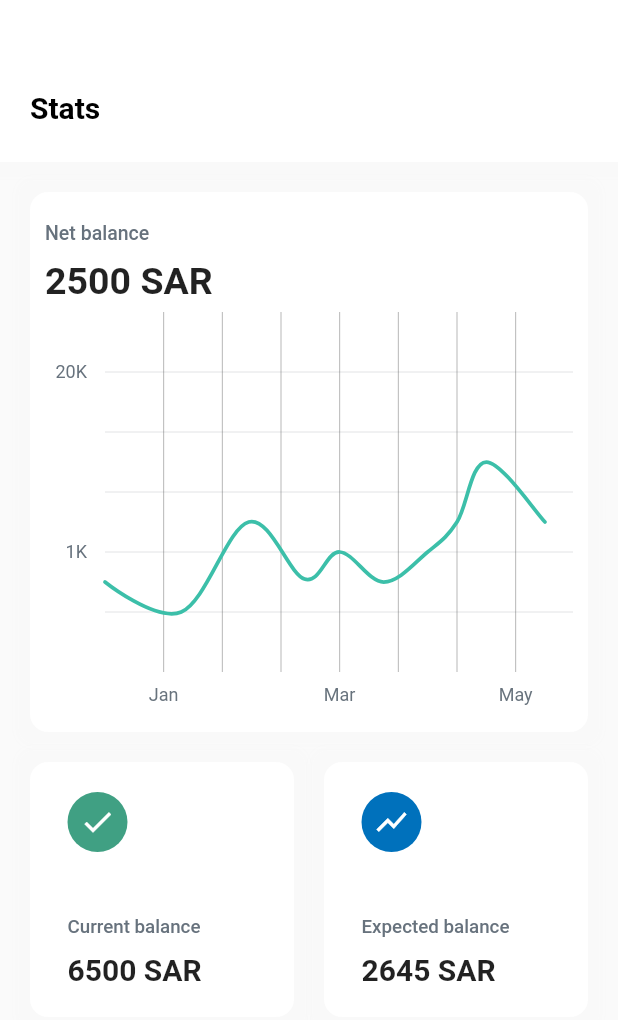
After one commit to AlOmair-Batool/Khazna, a Flutter app: the StatsPage screen opened directly, on a phone screen of 412 x 824 dp. The commit adds this screen. Shown: the top 1020 px of the screen. Run offline on Flutter 3.47's test engine with Material 2 defaults, Android fonts, the phone set to English and light mode, and no system bars; drawn by our look-alikes of fl_chart; our stand-ins replace animated_bottom_navigation_bar, cloud_firestore, firebase_auth, firebase_core, flutter_icons, fluttertoast and 1 more; missing offline and left inert: telephony; accounts and stored records are empty; network calls fail.

Commit message:
Implementing Stats + Profile + Settings UI

```diff
--- a/lib/Pages/daily_page.dart
+++ b/lib/Pages/daily_page.dart
@@ -1,6 +1,5 @@
 import 'package:flutter/cupertino.dart';
 import 'package:flutter/material.dart';
-import 'package:flutter_icons/flutter_icons.dart';
 import 'package:sim/theme/colors.dart';
 
 import '../json/daily_json.dart';
@@ -48,7 +47,6 @@ class _DailyPageState extends State<DailyPage> {
                             fontWeight: FontWeight.bold,
                             color: black),
                       ),
-                      Icon(AntDesign.search1)
                     ],
                   ),
                   SizedBox(
@@ -155,6 +153,7 @@ class _DailyPageState extends State<DailyPage> {
                                       ),
                                       SizedBox(height: 5),
                                       Text(
+                                        //put the date instead of daily[index]['date']
                                         daily[index]['date'],
                                         style: TextStyle(
                                             fontSize: 12,
@@ -174,6 +173,7 @@ class _DailyPageState extends State<DailyPage> {
                               mainAxisAlignment: MainAxisAlignment.end,
                               children: [
                                 Text(
+                                  //put the price instead of daily[index]['price']
                                   daily[index]['price'],
                                   style: TextStyle(
                                       fontWeight: FontWeight.w600,
--- /dev/null
+++ b/lib/Pages/stats_page.dart
@@ -0,0 +1,208 @@
+import 'package:fl_chart/fl_chart.dart';
+import 'package:flutter/cupertino.dart';
+import 'package:flutter/material.dart';
+import 'package:sim/theme/colors.dart';
+import 'package:sim/widget/chart.dart';
+
+class StatsPage extends StatefulWidget {
+  @override
+  _StatsPageState createState() => _StatsPageState();
+}
+
+class _StatsPageState extends State<StatsPage> {
+  int activeDay = 3;
+
+  bool showAvg = false;
+  @override
+  Widget build(BuildContext context) {
+    return Scaffold(
+      backgroundColor: grey.withOpacity(0.05),
+      body: getBody(),
+    );
+  }
+  Widget getBody() {
+    var size = MediaQuery.of(context).size;
+
+    List expenses = [
+      {
+        "icon": Icons.check,
+        "color": const Color(0xFF40A083),
+    "label": "Current balance",
+        "cost": "6500 SAR"
+      },
+      {
+        "icon": Icons.show_chart,
+        "color": const Color(0xFF0071BC),
+        "label": "Expected balance",
+        "cost": "2645 SAR"
+      }
+    ];
+    return SingleChildScrollView(
+      child: Column(
+        children: [
+          Container(
+            decoration: BoxDecoration(color: white, boxShadow: [
+              BoxShadow(
+                color: grey.withOpacity(0.01),
+                spreadRadius: 10,
+                blurRadius: 3,
+                // changes position of shadow
+              ),
+            ]),
+            child: Padding(
+              padding: const EdgeInsets.only(
+                  top: 60, right: 20, left: 20, bottom: 25),
+              child: Column(
+                children: [
+                  Row(
+                    mainAxisAlignment: MainAxisAlignment.spaceBetween,
+                    children: [
+                      Text(
+                        "Stats",
+                        style: TextStyle(
+                            fontSize: 20,
+                            fontWeight: FontWeight.bold,
+                            color: black),
+                      ),
+                    ],
+                  ),
+                ],
+              ),
+            ),
+          ),
+          SizedBox(
+            height: 20,
+          ),
+          Padding(
+            padding: const EdgeInsets.only(left: 20, right: 20),
+            child: Container(
+              width: double.infinity,
+              height: 360,
+              decoration: BoxDecoration(
+                  color: white,
+                  borderRadius: BorderRadius.circular(12),
+                  boxShadow: [
+                    BoxShadow(
+                      color: grey.withOpacity(0.01),
+                      spreadRadius: 10,
+                      blurRadius: 3,
+                      // changes position of shadow
+                    ),
+                  ]),
+              child: Padding(
+                padding: EdgeInsets.all(10),
+                child: Stack(
+                  children: [
+                    Padding(
+                      padding: const EdgeInsets.only(
+                        top: 10,
+                      ),
+                      child: Column(
+                        crossAxisAlignment: CrossAxisAlignment.start,
+                        children: [
+                          Text(
+                            "Net balance",
+                            style: TextStyle(
+                                fontWeight: FontWeight.w500,
+                                fontSize: 13,
+                                color: Color(0xff67727d)),
+                          ),
+                          SizedBox(
+                            height: 10,
+                          ),
+                          Text(
+                            "2500 SAR",
+                            style: TextStyle(
+                              fontWeight: FontWeight.bold,
+                              fontSize: 25,
+                            ),
+                          )
+                        ],
+                      ),
+                    ),
+                    Positioned(
+                      bottom: 0,
+                      child: Container(
+                        width: (size.width - 20),
+                        height: 270,
+                        child: LineChart(
+                          mainData(),
+                        ),
+                      ),
+                    )
+                  ],
+                ),
+              ),
+            ),
+          ),
+          SizedBox(
+            height: 20,
+          ),
+          Wrap(
+              spacing: 20,
+              children: List.generate(expenses.length, (index) {
+                return Container(
+                  width: (size.width - 60) / 2,
+                  height: 170,
+                  decoration: BoxDecoration(
+                      color: white,
+                      borderRadius: BorderRadius.circular(12),
+                      boxShadow: [
+                        BoxShadow(
+                          color: grey.withOpacity(0.01),
+                          spreadRadius: 10,
+                          blurRadius: 3,
+                          // changes position of shadow
+                        ),
+                      ]),
+                  child: Padding(
+                    padding: const EdgeInsets.only(
+                        left: 25, right: 25, top: 20, bottom: 20),
+                    child: Column(
+                      crossAxisAlignment: CrossAxisAlignment.start,
+                      mainAxisAlignment: MainAxisAlignment.spaceBetween,
+                      children: [
+                        Container(
+                          width: 40,
+                          height: 40,
+                          decoration: BoxDecoration(
+                              shape: BoxShape.circle,
+                              color: expenses[index]['color']),
+                          child: Center(
+                              child: Icon(
+                                expenses[index]['icon'],
+                                color: white,
+                              )),
+                        ),
+                        Column(
+                          crossAxisAlignment: CrossAxisAlignment.start,
+                          children: [
+                            Text(
+                              expenses[index]['label'],
+                              style: TextStyle(
+                                  fontWeight: FontWeight.w500,
+                                  fontSize: 12.5,
+                                  color: Color(0xff67727d)),
+                            ),
+                            SizedBox(
+                              height: 10,
+                            ),
+                            Text(
+                              expenses[index]['cost'],
+                              style: TextStyle(
+                                fontWeight: FontWeight.bold,
+                                fontSize: 20,
+                              ),
+                            )
+                          ],
+                        )
+                      ],
+                    ),
+                  ),
+                );
+              }))
+        ],
+      ),
+    );
+  }
+}
--- a/lib/json/daily_json.dart
+++ b/lib/json/daily_json.dart
@@ -3,30 +3,30 @@ const List daily = [
     "icon": "assets/images/vector.png",
     "name": "Transaction",
     "date": "Fri 10AM",
-    "price": "\$340.00"
+    "price": "340.00 SAR"
   },
   {
     "icon": "assets/images/vector.png",
     "name": "Transaction",
     "date": "Mon 8AM",
-    "price": "\$70.00"
+    "price": "70.00 SAR"
   },
   {
     "icon": "assets/images/vector.png",
     "name": "Transaction",
     "date": "Sat 6PM",
-    "price": "\$110.00"
+    "price": "110.00 SAR"
   },
   {
     "icon": "assets/images/vector.png",
     "name": "Transaction",
     "date": "Sun 5PM",
-    "price": "\$60.00"
+    "price": "60.00 SAR"
   },
   {
     "icon": "assets/images/vector.png",
     "name": "Transaction",
     "date": "Wed 12PM",
-    "price": "\$1200.00"
+    "price": "1200.00 SAR"
   }
 ];
--- a/lib/theme/colors.dart
+++ b/lib/theme/colors.dart
@@ -6,5 +6,5 @@ const Color black = Color(0xFF000000);
 const Color white = Color(0xFFFFFFFF);
 const Color grey = Colors.grey;
 const Color red = Color(0xFFec5766);
-const Color green = Color(0xFF43aa8b);
-const Color blue = Color(0xFF28c2ff);
+const Color blue = Color(0xFF0071BC);
+const Color green= Color(0xFF4D908E);
--- /dev/null
+++ b/lib/widget/chart.dart
@@ -0,0 +1,98 @@
+import 'package:sim/theme/colors.dart';
+import 'package:fl_chart/fl_chart.dart';
+import 'package:flutter/material.dart';
+
+List <Color> gradientColors = [primary];
+
+LineChartData mainData() {
+  return LineChartData(
+    gridData: FlGridData(
+        show: true,
+        drawHorizontalLine: true,
+        getDrawingHorizontalLine: (value) {
+          return FlLine(
+            color: const Color(0xff37434d),
+            strokeWidth: 0.1,
+          );
+        }),
+    titlesData: FlTitlesData(
+      show: true,
+      bottomTitles: SideTitles(
+        showTitles: true,
+        reservedSize: 22,
+        getTextStyles: (value) =>
+            const TextStyle(color: Color(0xff68737d), fontSize: 12),
+        getTitles: (value) {
+          switch (value.toInt()) {
+            case 2:
+              return 'Jan';
+            case 5:
+              return 'Feb';
+            case 8:
+              return 'Mar';
+            case 11:
+              return 'Apr';
+            case 14:
+              return 'May';
+          }
+          return '';
+        },
+        margin: 8,
+      ),
+      leftTitles: SideTitles(
+        showTitles: true,
+        getTextStyles: (value) => const TextStyle(
+          color: Color(0xff67727d),
+          fontSize: 12,
+        ),
+        getTitles: (value) {
+          switch (value.toInt()) {
+            case 1:
+              return '500';
+            case 4:
+              return '1K';
+            case 7:
+              return '15K';
+            case 10:
+              return '20K';
+            case 13:
+              return '25k';
+          }
+          return '';
+        },
+        reservedSize: 28,
+        margin: 12,
+      ),
+    ),
+    borderData: FlBorderData(
+      show: false,
+    ),
+    minX: 0,
+    maxX: 18,
+    minY: 0,
+    maxY: 12,
+    lineBarsData: [
+      LineChartBarData(
+        spots: [
+          FlSpot(0, 3),
+          FlSpot(2.6, 2),
+          FlSpot(4.9, 5),
+          FlSpot(6.8, 3.1),
+          FlSpot(8, 4),
+          FlSpot(9.5, 3),
+          FlSpot(11, 4),
+          FlSpot(12, 5),
+          FlSpot(13, 7),
+          FlSpot(15, 5),
+        ],
+        isCurved: true,
+        colors: gradientColors,
+        barWidth: 2.5,
+        isStrokeCapRound: true,
+        dotData: FlDotData(
+          show: false,
+        ),
+      ),
+    ],
+  );
+}
```
Also changed, not shown: lib/Pages/profile_page.dart (+14 -24 lines), lib/Pages/root_app.dart (+7 -9 lines), lib/Pages/settings.dart (added, +186 -0 lines), 1 other file.
